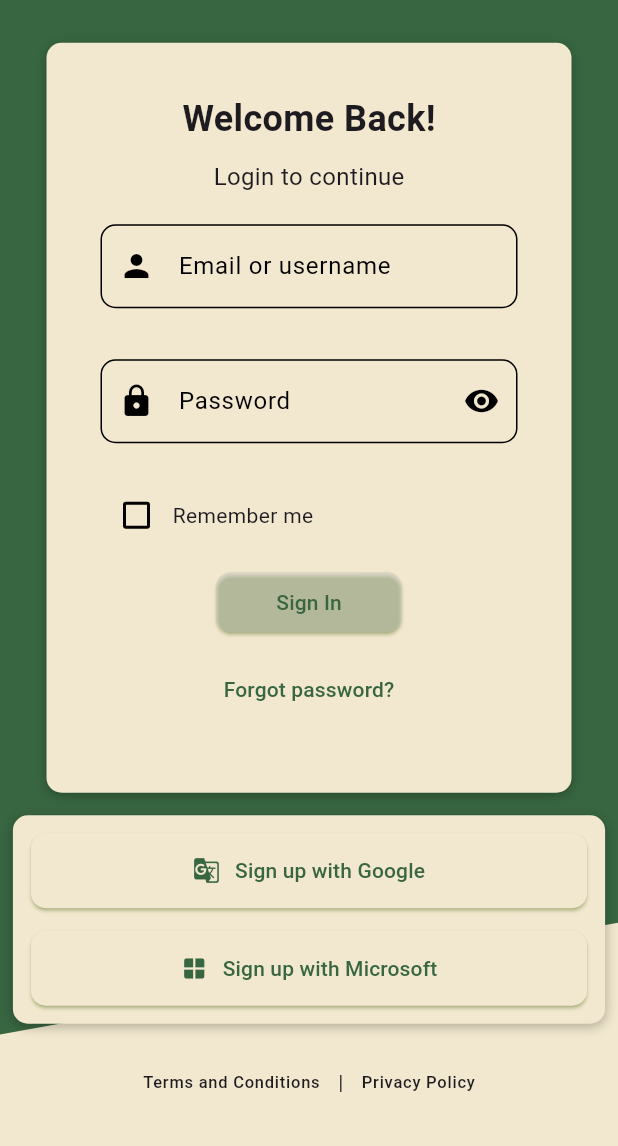
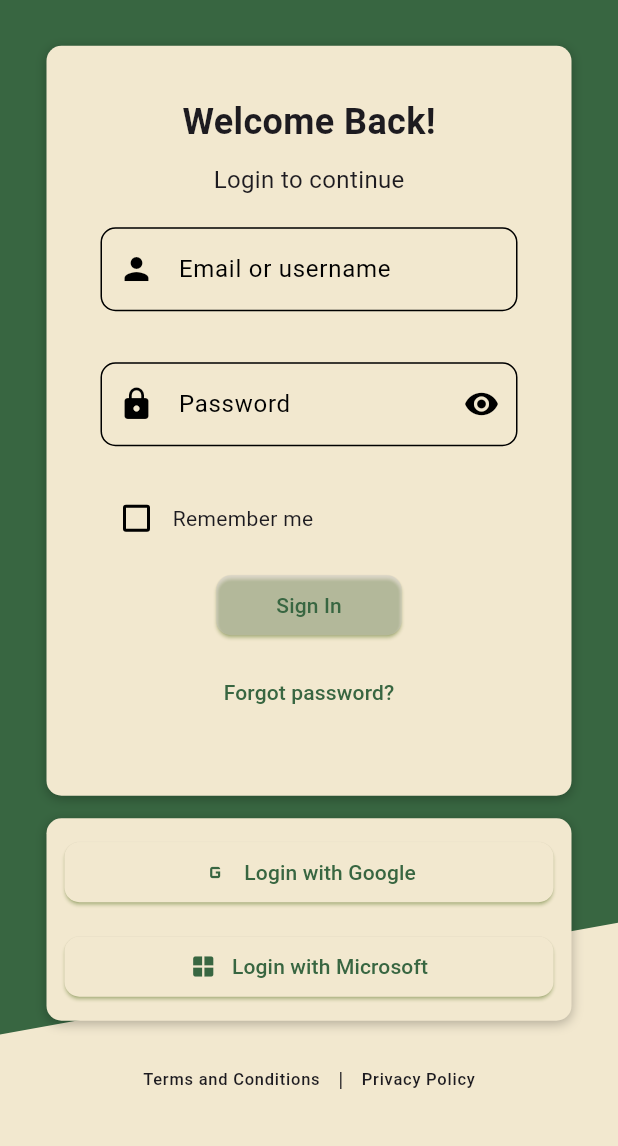
Before and after one commit to pablichoka/k_front, a Flutter app: the LoginPage screen opened by its route, on a phone screen of 412 x 824 dp, the part 90-1236 px from its top. Run offline on Flutter 3.47's test engine with Material 3 defaults, Android fonts, the light colour scheme and no system bars; our stand-ins replace flutter_secure_storage, infinite_carousel, intl_phone_number_input, sidebarx; missing offline and left inert: material_theme_builder; accounts and stored records are empty.

Commit message:
Improve OAuth2 buttons

```diff
--- a/lib/routes/pages/common/login_page.dart
+++ b/lib/routes/pages/common/login_page.dart
@@ -140,24 +140,22 @@ class LoginPageState extends State<LoginPage> {
                       ),
                       child: Column(
                         children: [
-                          OAuth2Button(provider: OAuthProvider.google, style: ButtonStyle(
+                          OAuth2Button(provider: OAuthProvider.loginGoogle, style: ButtonStyle(
                               shape: WidgetStateProperty.all<OutlinedBorder>(
                                 RoundedRectangleBorder(
                                   borderRadius: BorderRadius.circular(10.0))),
                               padding: WidgetStateProperty.all<EdgeInsets>(
                                 const EdgeInsets.symmetric(horizontal: 40, vertical: 10)),
-                              minimumSize: WidgetStateProperty.all<Size>(
-                                Size(MediaQuery.of(context).size.width * 0.9, 50)))
+                              )
                           ),
                           const SizedBox(height: 15),
-                          OAuth2Button(provider: OAuthProvider.microsoft, style: ButtonStyle(
+                          OAuth2Button(provider: OAuthProvider.loginMicrosoft, style: ButtonStyle(
                               shape: WidgetStateProperty.all<OutlinedBorder>(
                                 RoundedRectangleBorder(
                                   borderRadius: BorderRadius.circular(10.0))),
                               padding: WidgetStateProperty.all<EdgeInsets>(
                                 const EdgeInsets.symmetric(horizontal: 40, vertical: 10)),
-                              minimumSize: WidgetStateProperty.all<Size>(
-                                Size(MediaQuery.of(context).size.width * 0.9, 50)))
+                              )
                           )
                         ]
                       )
--- a/lib/routes/pages/common/signup_page.dart
+++ b/lib/routes/pages/common/signup_page.dart
@@ -125,7 +125,7 @@ class SignUpPageState extends State<SignUpPage> {
                             child: Column(
                               mainAxisAlignment: MainAxisAlignment.center,
                               children: [
-                                OAuth2Button(provider: OAuthProvider.google, style: ButtonStyle(
+                                OAuth2Button(provider: OAuthProvider.signupGoogle, style: ButtonStyle(
                                     padding: WidgetStateProperty.all<EdgeInsets>(
                                       const EdgeInsets.symmetric(horizontal: 10, vertical: 20)),
                                     shape: WidgetStateProperty.all<OutlinedBorder>(
@@ -135,7 +135,7 @@ class SignUpPageState extends State<SignUpPage> {
                                   )
                                 ),
                                 const SizedBox(height: 15),
-                                OAuth2Button(provider: OAuthProvider.microsoft, style: ButtonStyle(
+                                OAuth2Button(provider: OAuthProvider.signupMicrosoft, style: ButtonStyle(
                                     padding: WidgetStateProperty.all<EdgeInsets>(
                                       const EdgeInsets.symmetric(horizontal: 10, vertical: 20)),
                                     shape: WidgetStateProperty.all<OutlinedBorder>(
@@ -207,7 +207,7 @@ class SignUpPageState extends State<SignUpPage> {
                           child: Column(
                             mainAxisAlignment: MainAxisAlignment.center,
                             children: [
-                              OAuth2Button(provider: OAuthProvider.google, style: ButtonStyle(
+                              OAuth2Button(provider: OAuthProvider.signupGoogle, style: ButtonStyle(
                                   shape: WidgetStateProperty.all<OutlinedBorder>(
                                     RoundedRectangleBorder(
                                       borderRadius: BorderRadius.circular(10.0))),
@@ -217,7 +217,7 @@ class SignUpPageState extends State<SignUpPage> {
                                     const Size(200, 50)))
                               ),
                               const SizedBox(height: 15),
-                              OAuth2Button(provider: OAuthProvider.microsoft, style: ButtonStyle(
+                              OAuth2Button(provider: OAuthProvider.signupMicrosoft, style: ButtonStyle(
                                   shape: WidgetStateProperty.all<OutlinedBorder>(
                                     RoundedRectangleBorder(
                                       borderRadius: BorderRadius.circular(10.0))),
@@ -296,7 +296,7 @@ class SignUpPageState extends State<SignUpPage> {
                         ),
                         child: Column(
                           children: [
-                            OAuth2Button(provider: OAuthProvider.google, style: ButtonStyle(
+                            OAuth2Button(provider: OAuthProvider.signupGoogle, style: ButtonStyle(
                                 shape: WidgetStateProperty.all<OutlinedBorder>(
                                   RoundedRectangleBorder(
                                     borderRadius: BorderRadius.circular(10.0))),
@@ -306,7 +306,7 @@ class SignUpPageState extends State<SignUpPage> {
                                   Size(MediaQuery.of(context).size.width * 0.9, 50)))
                             ),
                             const SizedBox(height: 15),
-                            OAuth2Button(provider: OAuthProvider.microsoft, style: ButtonStyle(
+                            OAuth2Button(provider: OAuthProvider.signupMicrosoft, style: ButtonStyle(
                                 shape: WidgetStateProperty.all<OutlinedBorder>(
                                   RoundedRectangleBorder(
                                     borderRadius: BorderRadius.circular(10.0))),
--- a/lib/widgets/common/o_auth_buttons.dart
+++ b/lib/widgets/common/o_auth_buttons.dart
@@ -1,6 +1,7 @@
 import 'package:flutter/material.dart';
 
-enum OAuthProvider { google, facebook, microsoft }
+enum OAuthProvider {
+  signupGoogle, signupFacebook, signupMicrosoft, loginGoogle, loginFacebook, loginMicrosoft }
 
 class OAuth2Button extends StatelessWidget {
   final OAuthProvider provider;
@@ -9,45 +10,57 @@ class OAuth2Button extends StatelessWidget {
   const OAuth2Button({
     Key? key,
     required this.provider,
-    this.style,
+    this.style
   }) : super(key: key);
 
   @override
   Widget build(BuildContext context) {
     final Map<OAuthProvider, Map<String, dynamic>> providerData = {
-      OAuthProvider.google: {
-        'text': 'Sign up with Google',
-        'icon': Icons.g_translate,
+      OAuthProvider.signupGoogle: {
+        'icon': Icons.g_mobiledata,
+        'text': 'Sign up with Google'
       },
-      OAuthProvider.facebook: {
-        'text': 'Sign up with Facebook',
+      OAuthProvider.signupFacebook: {
         'icon': Icons.facebook,
+        'text': 'Sign up with Facebook'
       },
-      OAuthProvider.microsoft: {
-        'text': 'Sign up with Microsoft',
+      OAuthProvider.signupMicrosoft: {
         'icon': Icons.window,
+        'text': 'Sign up with Microsoft'
       },
+      OAuthProvider.loginGoogle: {
+        'icon': Icons.g_mobiledata,
+        'text': 'Login with Google'
+      },
+      OAuthProvider.loginFacebook: {
+        'icon': Icons.facebook,
+        'text': 'Login with Facebook'
+      },
+      OAuthProvider.loginMicrosoft: {
+        'icon': Icons.window,
+        'text': 'Login with Microsoft' }
     };
 
     final data = providerData[provider]!;
 
     return ElevatedButton(
       style: style ?? ElevatedButton.styleFrom(
-        padding: const EdgeInsets.symmetric(horizontal: 10, vertical: 15),
-        shape: RoundedRectangleBorder(
-          borderRadius: BorderRadius.circular(10.0),
+          padding: const EdgeInsets.symmetric(horizontal: 10, vertical: 15),
+          shape: RoundedRectangleBorder(
+            borderRadius: BorderRadius.circular(10.0)
+          )
         ),
-      ),
       //TODO: implement oAuth2 login with the respective provider
-      onPressed: () {},
+      onPressed: () {
+      },
       child: Row(
         mainAxisAlignment: MainAxisAlignment.center,
         children: <Widget>[
           Icon(data['icon']),
           const SizedBox(width: 10),
-          Text(data['text']),
-        ],
-      ),
+          Text(data['text'])
+        ]
+      )
     );
   }
 }
```
